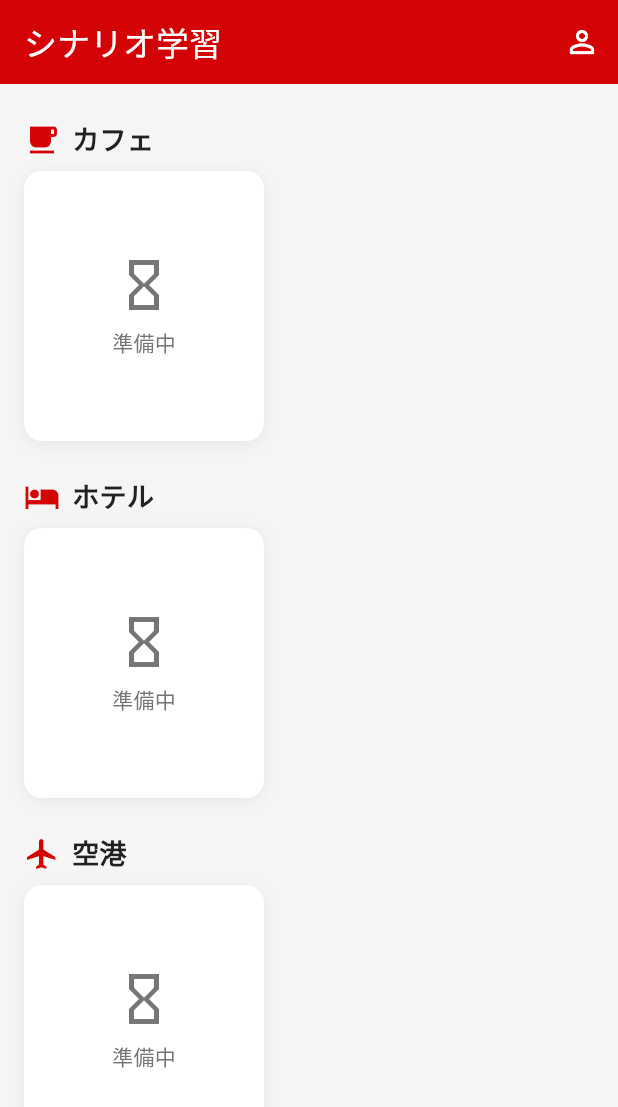
After one commit to ideal-tomy/Engrowth_app, a Flutter app: the ScenarioLearningScreen screen opened by its route, on a phone screen of 412 x 824 dp. The commit adds this screen. Shown: the top 1107 px of the screen. Run offline on Flutter 3.47's test engine with Material 3 defaults, Android fonts, the light colour scheme and no system bars; our stand-ins replace cached_network_image, csv, flutter_dotenv, flutter_riverpod, flutter_tts, go_router and 2 more; missing offline and left inert: record; accounts and stored records are empty.

Commit message:
シナリオ学習ページ作成シナリオ作成、カード表示スタイル

```diff
--- /dev/null
+++ b/lib/constants/scenario_categories.dart
@@ -0,0 +1,45 @@
+/// シナリオ学習ページ用のカテゴリ定義
+/// 会話の theme をカテゴリにマッピングしてグルーピング
+class ScenarioCategory {
+  final String id;
+  final String displayName;
+  final String iconName;  // Material Icons 名 or 絵文字
+  final List<String> themePatterns;  // このカテゴリに属する theme の値
+
+  const ScenarioCategory({
+    required this.id,
+    required this.displayName,
+    required this.iconName,
+    required this.themePatterns,
+  });
+
+  /// 会話の theme がこのカテゴリに属するか判定
+  bool matchesTheme(String? theme) {
+    if (theme == null || theme.isEmpty) return false;
+    return themePatterns.any((p) =>
+        theme == p || theme.contains(p) || p.contains(theme));
+  }
+}
+
+/// シナリオカテゴリの一覧（表示順）
+const List<ScenarioCategory> kScenarioCategories = [
+  ScenarioCategory(
+    id: 'cafe',
+    displayName: 'カフェ',
+    iconName: 'local_cafe',
+    themePatterns: ['カフェ・レストラン', 'レストラン', 'カフェ'],
+  ),
+  ScenarioCategory(
+    id: 'hotel',
+    displayName: 'ホテル',
+    iconName: 'hotel',
+    themePatterns: ['ホテル', 'ホテル・宿泊'],
+  ),
+  ScenarioCategory(
+    id: 'airport',
+    displayName: '空港',
+    iconName: 'flight',
+    themePatterns: ['空港'],
+  ),
+  // 将来追加例: 道案内, ショッピング, 病院 など
+];
--- a/lib/providers/conversation_provider.dart
+++ b/lib/providers/conversation_provider.dart
@@ -1,4 +1,5 @@
 import 'package:flutter_riverpod/flutter_riverpod.dart';
+import '../constants/scenario_categories.dart';
 import '../models/conversation.dart';
 import '../services/conversation_service.dart';
 
@@ -49,3 +50,23 @@ final conversationWithUtterancesProvider = FutureProvider.family<ConversationWit
   final service = ref.read(conversationServiceProvider);
   return await service.getConversationWithUtterances(conversationId);
 });
+
+/// シナリオ学習ページ用: 全会話を取得（theme フィルタなし）
+final allConversationsProvider = FutureProvider<List<Conversation>>((ref) async {
+  final service = ref.read(conversationServiceProvider);
+  return await service.getConversations();
+});
+
+/// シナリオ学習ページ用: カテゴリ別に会話をグルーピング
+/// 戻り値: カテゴリID -> 会話リスト のマップ
+final conversationsByCategoryProvider = FutureProvider<Map<String, List<Conversation>>>((ref) async {
+  final conversations = await ref.watch(allConversationsProvider.future);
+  final map = <String, List<Conversation>>{};
+  for (final category in kScenarioCategories) {
+    final list = conversations
+        .where((c) => category.matchesTheme(c.theme))
+        .toList();
+    map[category.id] = list;
+  }
+  return map;
+});
--- /dev/null
+++ b/lib/screens/scenario_learning_screen.dart
@@ -0,0 +1,294 @@
+import 'package:flutter/material.dart';
+import 'package:flutter/services.dart';
+import 'package:flutter_riverpod/flutter_riverpod.dart';
+import 'package:go_router/go_router.dart';
+import '../constants/scenario_categories.dart';
+import '../models/conversation.dart';
+import '../providers/conversation_provider.dart';
+import '../theme/engrowth_theme.dart';
+import '../widgets/optimized_image.dart';
+import '../widgets/scenario_background.dart';
+
+/// シナリオ学習ページ（Netflix型: セクション + 横スクロール行）
+class ScenarioLearningScreen extends ConsumerWidget {
+  const ScenarioLearningScreen({super.key});
+
+  static IconData _iconForCategory(String iconName) {
+    switch (iconName) {
+      case 'local_cafe':
+        return Icons.local_cafe;
+      case 'hotel':
+        return Icons.hotel;
+      case 'flight':
+        return Icons.flight;
+      default:
+        return Icons.place;
+    }
+  }
+
+  @override
+  Widget build(BuildContext context, WidgetRef ref) {
+    final dataAsync = ref.watch(conversationsByCategoryProvider);
+
+    return Scaffold(
+      backgroundColor: EngrowthColors.background,
+      appBar: AppBar(
+        title: const Text('シナリオ学習'),
+        actions: [
+          IconButton(
+            icon: const Icon(Icons.person_outline),
+            onPressed: () => context.push('/account'),
+            tooltip: 'アカウント',
+          ),
+        ],
+      ),
+      body: dataAsync.when(
+        data: (byCategory) => ListView.builder(
+          padding: const EdgeInsets.only(top: 16, bottom: 24),
+          itemCount: kScenarioCategories.length,
+          itemBuilder: (context, index) {
+            final category = kScenarioCategories[index];
+            final conversations = byCategory[category.id] ?? [];
+            return _ScenarioSection(
+              category: category,
+              icon: _iconForCategory(category.iconName),
+              conversations: conversations,
+            );
+          },
+        ),
+        loading: () => const Center(child: CircularProgressIndicator()),
+        error: (error, stack) => Center(
+          child: Column(
+            mainAxisAlignment: MainAxisAlignment.center,
+            children: [
+              Icon(Icons.error_outline, size: 48, color: EngrowthColors.error),
+              const SizedBox(height: 16),
+              Text(
+                'エラー: $error',
+                textAlign: TextAlign.center,
+                style: const TextStyle(fontSize: 14, color: EngrowthColors.onSurface),
+              ),
+            ],
+          ),
+        ),
+      ),
+    );
+  }
+}
+
+/// セクション: タイトル + 横スクロールの会話カード行
+class _ScenarioSection extends StatelessWidget {
+  final ScenarioCategory category;
+  final IconData icon;
+  final List<Conversation> conversations;
+
+  const _ScenarioSection({
+    required this.category,
+    required this.icon,
+    required this.conversations,
+  });
+
+  @override
+  Widget build(BuildContext context) {
+    return Column(
+      crossAxisAlignment: CrossAxisAlignment.start,
+      children: [
+        Padding(
+          padding: const EdgeInsets.symmetric(horizontal: 16, vertical: 8),
+          child: Row(
+            children: [
+              Icon(icon, size: 24, color: EngrowthColors.primary),
+              const SizedBox(width: 8),
+              Text(
+                category.displayName,
+                style: const TextStyle(
+                  fontSize: 18,
+                  fontWeight: FontWeight.bold,
+                  color: EngrowthColors.onBackground,
+                ),
+              ),
+            ],
+          ),
+        ),
+        SizedBox(
+          height: 180,
+          child: conversations.isEmpty
+              ? _buildEmptyState(context)
+              : ListView.builder(
+                  scrollDirection: Axis.horizontal,
+                  padding: const EdgeInsets.symmetric(horizontal: 16),
+                  physics: const BouncingScrollPhysics(),
+                  itemCount: conversations.length,
+                  itemBuilder: (context, index) {
+                    final conversation = conversations[index];
+                    return Padding(
+                      padding: const EdgeInsets.only(right: 12),
+                      child: _ScenarioConversationCard(
+                        conversation: conversation,
+                      ),
+                    );
+                  },
+                ),
+        ),
+        const SizedBox(height: 16),
+      ],
+    );
+  }
+
+  Widget _buildEmptyState(BuildContext context) {
+    return Padding(
+      padding: const EdgeInsets.symmetric(horizontal: 16),
+      child: Container(
+        width: 160,
+        decoration: BoxDecoration(
+          color: EngrowthColors.surface,
+          borderRadius: BorderRadius.circular(12),
+          boxShadow: [
+            BoxShadow(
+              color: Colors.black.withOpacity(0.06),
+              blurRadius: 8,
+              offset: const Offset(0, 2),
+            ),
+          ],
+        ),
+        child: Center(
+          child: Column(
+            mainAxisAlignment: MainAxisAlignment.center,
+            children: [
+              Icon(
+                Icons.hourglass_empty,
+                size: 40,
+                color: EngrowthColors.onSurfaceVariant,
+              ),
+              const SizedBox(height: 8),
+              Text(
+                '準備中',
+                style: TextStyle(
+                  fontSize: 14,
+                  color: EngrowthColors.onSurfaceVariant,
+                  fontWeight: FontWeight.w500,
+                ),
+              ),
+            ],
+          ),
+        ),
+      ),
+    );
+  }
+}
+
+/// 横スクロール用の会話カード（サムネイル + タイトル、タップで会話学習へ）
+class _ScenarioConversationCard extends StatefulWidget {
+  final Conversation conversation;
+
+  const _ScenarioConversationCard({
+    required this.conversation,
+  });
+
+  @override
+  State<_ScenarioConversationCard> createState() => _ScenarioConversationCardState();
+}
+
+class _ScenarioConversationCardState extends State<_ScenarioConversationCard>
+    with SingleTickerProviderStateMixin {
+  late AnimationController _controller;
+  late Animation<double> _scale;
+
+  @override
+  void initState() {
+    super.initState();
+    _controller = AnimationController(
+      vsync: this,
+      duration: const Duration(milliseconds: 100),
+    );
+    _scale = Tween<double>(begin: 1.0, end: 0.96).animate(
+      CurvedAnimation(parent: _controller, curve: Curves.easeInOut),
+    );
+  }
+
+  @override
+  void dispose() {
+    _controller.dispose();
+    super.dispose();
+  }
+
+  @override
+  Widget build(BuildContext context) {
+    return GestureDetector(
+      onTapDown: (_) => _controller.forward(),
+      onTapUp: (_) {
+        _controller.reverse();
+        HapticFeedback.selectionClick();
+        context.push('/conversation/${widget.conversation.id}?mode=listen');
+      },
+      onTapCancel: () => _controller.reverse(),
+      child: AnimatedBuilder(
+          animation: _scale,
+          builder: (context, child) => Transform.scale(
+            scale: _scale.value,
+            child: child,
+          ),
+          child: Container(
+            width: 160,
+            decoration: BoxDecoration(
+              color: EngrowthColors.surface,
+              borderRadius: BorderRadius.circular(12),
+              boxShadow: [
+                BoxShadow(
+                  color: Colors.black.withOpacity(0.08),
+                  blurRadius: 8,
+                  offset: const Offset(0, 2),
+                ),
+              ],
+            ),
+          child: Column(
+            crossAxisAlignment: CrossAxisAlignment.start,
+            children: [
+              ClipRRect(
+                borderRadius: const BorderRadius.vertical(top: Radius.circular(12)),
+                child: SizedBox(
+                  height: 100,
+                  width: double.infinity,
+                  child: widget.conversation.thumbnailUrl != null
+                      ? OptimizedImage(
+                          imageUrl: widget.conversation.thumbnailUrl!,
+                          width: double.infinity,
+                          height: 100,
+                          fit: BoxFit.cover,
+                        )
+                      : Image.asset(
+                          kScenarioBgAsset,
+                          fit: BoxFit.cover,
+                          errorBuilder: (_, __, ___) =>
+                              Container(color: Colors.grey[300]),
+                        ),
+                ),
+              ),
+              Expanded(
+                child: Padding(
+                  padding: const EdgeInsets.all(10),
+                  child: Column(
+                    crossAxisAlignment: CrossAxisAlignment.start,
+                    mainAxisAlignment: MainAxisAlignment.center,
+                    children: [
+                      Text(
+                        widget.conversation.title,
+                        style: const TextStyle(
+                          fontSize: 14,
+                          fontWeight: FontWeight.w600,
+                          color: EngrowthColors.onSurface,
+                        ),
+                        maxLines: 2,
+                        overflow: TextOverflow.ellipsis,
+                      ),
+                    ],
+                  ),
+                ),
+              ),
+            ],
+          ),
+        ),
+      ),
+    );
+  }
+}
--- a/lib/screens/study_screen.dart
+++ b/lib/screens/study_screen.dart
@@ -75,7 +75,7 @@ class _StudyScreenState extends ConsumerState<StudyScreen> {
           IconButton(
             icon: const Icon(Icons.auto_stories),
             onPressed: () {
-              context.push('/scenarios');
+              context.push('/scenario-learning');
             },
             tooltip: 'シナリオ学習',
           ),
--- a/lib/utils/router.dart
+++ b/lib/utils/router.dart
@@ -10,6 +10,7 @@ import '../screens/scenario_list_screen.dart';
 import '../screens/scenario_study_screen.dart';
 import '../screens/conversation_list_screen.dart';
 import '../screens/conversation_study_screen.dart';
+import '../screens/scenario_learning_screen.dart';
 
 final appRouter = GoRouter(
   initialLocation: '/study',
@@ -70,6 +71,10 @@ final appRouter = GoRouter(
     GoRoute(
       path: '/scenarios',
       builder: (context, state) => const ScenarioListScreen(),
+    ),
+    GoRoute(
+      path: '/scenario-learning',
+      builder: (context, state) => const ScenarioLearningScreen(),
     ),
     GoRoute(
       path: '/scenario/:id',
```
